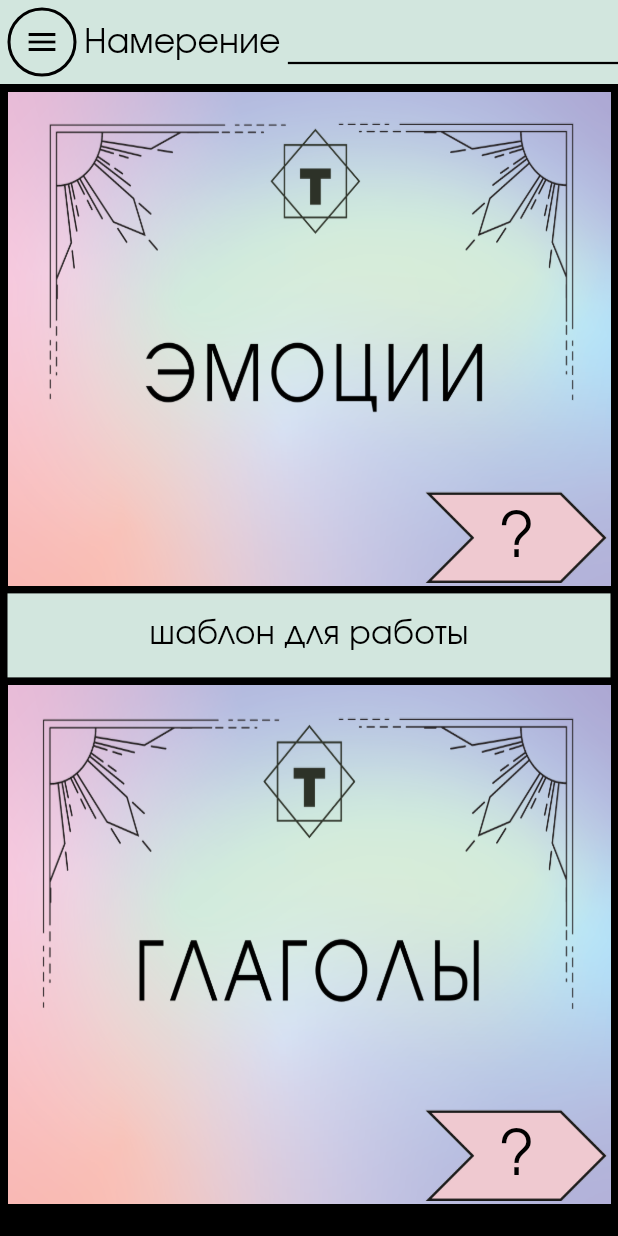
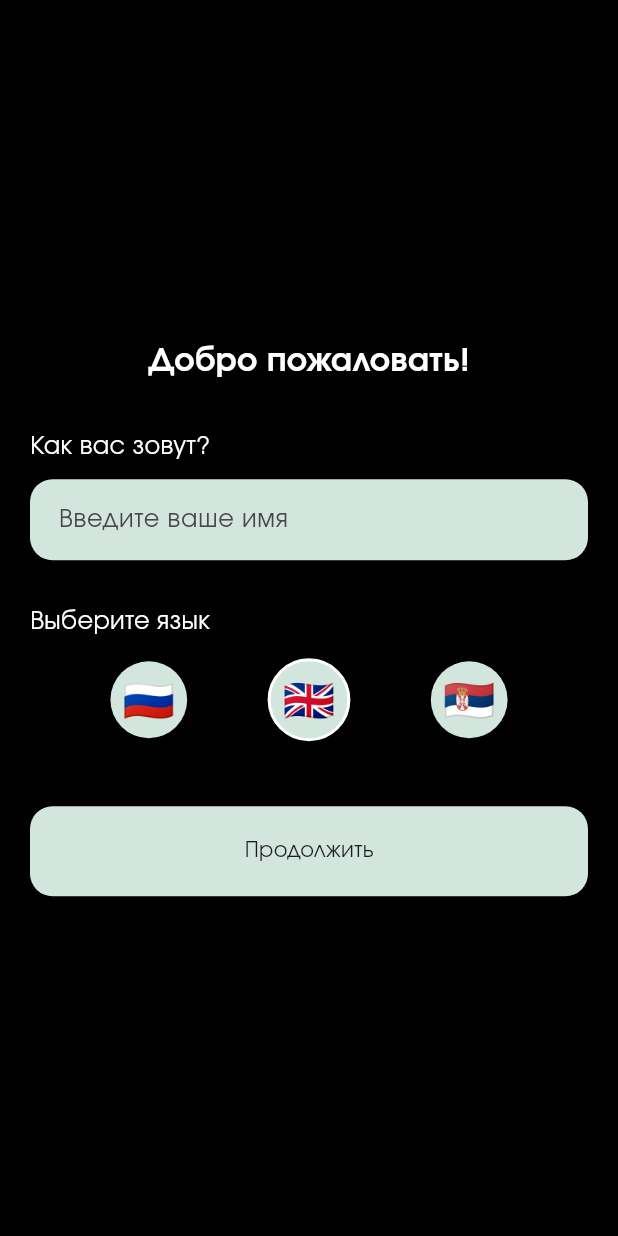
Before and after one commit to natalia-burlakova/metacards, a Flutter app: the screen it shows after launch, on a phone screen of 412 x 824 dp. Run offline on Flutter 3.47's test engine with Material 3 defaults, Android fonts, the phone set to English and light mode, and no system bars; our stand-ins replace copy_with_extension, flutter_secure_storage, freezed_annotation, go_router; accounts and stored records are empty.

Commit message:
Add onboarding welcome flow and replace settings page with inline language selector
Stores the user's name from onboarding and locale in secure storage, restoring
them on app start, and lets users switch language directly from the menu
drawer via flag icons instead of a separate settings page.

```diff
--- a/lib/data/constants.dart
+++ b/lib/data/constants.dart
@@ -16,8 +16,8 @@ import 'package:metacards/menu/pages/about_emotions.dart';
 import 'package:metacards/menu/pages/about_school.dart';
 import 'package:metacards/menu/pages/contacts.dart';
 import 'package:metacards/menu/pages/donate.dart';
-import 'package:metacards/menu/pages/settings.dart';
 import 'package:metacards/menu/pages/work_list.dart';
+import 'package:metacards/onboarding/welcome_page.dart';
 import 'package:metacards/work/intention_add.dart';
 import 'package:metacards/work/work_template.dart';
 import 'models/app_user.dart';
@@ -36,6 +36,7 @@ class AppData extends ChangeNotifier {
 
   AppUser? appUser;
   MetaCards? metacards;
+  String? userName;
 
   final UsualWorkMethods usualWorkMethods = UsualWorkMethods();
   final CreativeWorkMethods creativeWorkMethods = CreativeWorkMethods();
@@ -92,6 +93,18 @@ class AppData extends ChangeNotifier {
     _updateController.add(true);
   }
 
+  Future<void> saveUserProfile(
+    BuildContext context,
+    String name,
+    String languageCode,
+  ) async {
+    userName = name;
+    await storage.write(key: 'user_name', value: name);
+    if (!context.mounted) return;
+    await setLocale(context, languageCode);
+    hasUserProfile = true;
+  }
+
   void creativeModeTurnOn() {
     final work = CreativeWork(
       emotions: [
@@ -121,6 +134,7 @@ class AppData extends ChangeNotifier {
 
 const storage = FlutterSecureStorage();
 bool isFirstStart = true;
+bool hasUserProfile = false;
 
 class AssetPaths {
   AssetPaths._();
@@ -139,7 +153,21 @@ class AssetPaths {
 }
 
 final GoRouter router = GoRouter(
+  redirect: (BuildContext context, GoRouterState state) {
+    if (!hasUserProfile && state.uri.path != '/welcome') {
+      return '/welcome';
+    }
+    return null;
+  },
   routes: <RouteBase>[
+    GoRoute(
+      path: '/welcome',
+      builder: (BuildContext context, GoRouterState state) =>
+          const ScreenAdaptation(
+            designSize: Size(375, 812),
+            child: WelcomePage(),
+          ),
+    ),
     GoRoute(
       path: '/',
       builder: (BuildContext context, GoRouterState state) =>
@@ -183,11 +211,6 @@ final GoRouter router = GoRouter(
           builder: (BuildContext context, GoRouterState state) =>
               const Contacts(),
         ),
-        GoRoute(
-          path: 'settings',
-          builder: (BuildContext context, GoRouterState state) =>
-              const Settings(),
-        ),
       ],
     ),
   ],
--- /dev/null
+++ b/lib/general/ui/language_flag_selector.dart
@@ -0,0 +1,75 @@
+import 'package:flutter/material.dart';
+import 'package:metacards/data/constants.dart' as cnst;
+import 'package:metacards/general/const/app_colors.dart';
+import 'package:metacards/general/utils/screen_adapt.dart';
+import 'package:metacards/l10n/app_localizations.dart';
+
+String languageFlag(String code) {
+  switch (code) {
+    case 'en':
+      return '🇬🇧';
+    case 'sr':
+      return '🇷🇸';
+    case 'ru':
+    default:
+      return '🇷🇺';
+  }
+}
+
+String languageLabel(AppLocalizations l10n, String code) {
+  switch (code) {
+    case 'en':
+      return l10n.settingsLanguageEnglish;
+    case 'sr':
+      return l10n.settingsLanguageSerbian;
+    case 'ru':
+    default:
+      return l10n.settingsLanguageRussian;
+  }
+}
+
+class LanguageFlagSelector extends StatelessWidget {
+  final String selectedCode;
+  final void Function(String code) onSelect;
+
+  const LanguageFlagSelector({
+    super.key,
+    required this.selectedCode,
+    required this.onSelect,
+  });
+
+  @override
+  Widget build(BuildContext context) {
+    final l10n = AppLocalizations.of(context)!;
+    return Row(
+      mainAxisAlignment: MainAxisAlignment.spaceEvenly,
+      children: cnst.AppData.supportedDataLocales.map((code) {
+        final isSelected = code == selectedCode;
+        return Tooltip(
+          message: languageLabel(l10n, code),
+          child: InkWell(
+            borderRadius: BorderRadius.circular(30.0.a),
+            onTap: () {
+              if (code == selectedCode) return;
+              onSelect(code);
+            },
+            child: Container(
+              padding: EdgeInsets.all(8.0.a),
+              decoration: BoxDecoration(
+                shape: BoxShape.circle,
+                color: AppColor.buttonColor,
+                border: isSelected
+                    ? Border.all(color: Colors.white, width: 2.0)
+                    : null,
+              ),
+              child: Text(
+                languageFlag(code),
+                style: TextStyle(fontSize: 28.0.a),
+              ),
+            ),
+          ),
+        );
+      }).toList(),
+    );
+  }
+}
--- a/lib/l10n/app_localizations.dart
+++ b/lib/l10n/app_localizations.dart
@@ -459,6 +459,42 @@ abstract class AppLocalizations {
   /// In ru, this message translates to:
   /// **'Выключить творческий режим?'**
   String get creativeModeDisableConfirm;
+
+  /// No description provided for @welcomeTitle.
+  ///
+  /// In ru, this message translates to:
+  /// **'Добро пожаловать!'**
+  String get welcomeTitle;
+
+  /// No description provided for @welcomeNameLabel.
+  ///
+  /// In ru, this message translates to:
+  /// **'Как вас зовут?'**
+  String get welcomeNameLabel;
+
+  /// No description provided for @welcomeNameHint.
+  ///
+  /// In ru, this message translates to:
+  /// **'Введите ваше имя'**
+  String get welcomeNameHint;
+
+  /// No description provided for @welcomeLanguageLabel.
+  ///
+  /// In ru, this message translates to:
+  /// **'Выберите язык'**
+  String get welcomeLanguageLabel;
+
+  /// No description provided for @welcomeContinueButton.
+  ///
+  /// In ru, this message translates to:
+  /// **'Продолжить'**
+  String get welcomeContinueButton;
+
+  /// No description provided for @welcomeNameRequired.
+  ///
+  /// In ru, this message translates to:
+  /// **'Пожалуйста, введите ваше имя'**
+  String get welcomeNameRequired;
 }
 
 class _AppLocalizationsDelegate
--- a/lib/l10n/app_localizations_ru.dart
+++ b/lib/l10n/app_localizations_ru.dart
@@ -205,4 +205,22 @@ class AppLocalizationsRu extends AppLocalizations {
 
   @override
   String get creativeModeDisableConfirm => 'Выключить творческий режим?';
+
+  @override
+  String get welcomeTitle => 'Добро пожаловать!';
+
+  @override
+  String get welcomeNameLabel => 'Как вас зовут?';
+
+  @override
+  String get welcomeNameHint => 'Введите ваше имя';
+
+  @override
+  String get welcomeLanguageLabel => 'Выберите язык';
+
+  @override
+  String get welcomeContinueButton => 'Продолжить';
+
+  @override
+  String get welcomeNameRequired => 'Пожалуйста, введите ваше имя';
 }
--- a/lib/l10n/app_ru.arb
+++ b/lib/l10n/app_ru.arb
@@ -87,5 +87,12 @@
       "intention": { "type": "String" }
     }
   },
-  "creativeModeDisableConfirm": "Выключить творческий режим?"
+  "creativeModeDisableConfirm": "Выключить творческий режим?",
+
+  "welcomeTitle": "Добро пожаловать!",
+  "welcomeNameLabel": "Как вас зовут?",
+  "welcomeNameHint": "Введите ваше имя",
+  "welcomeLanguageLabel": "Выберите язык",
+  "welcomeContinueButton": "Продолжить",
+  "welcomeNameRequired": "Пожалуйста, введите ваше имя"
 }
--- /dev/null
+++ b/lib/onboarding/welcome_page.dart
@@ -0,0 +1,129 @@
+import 'package:flutter/material.dart';
+import 'package:go_router/go_router.dart';
+import 'package:metacards/data/constants.dart' as cnst;
+import 'package:metacards/general/const/app_colors.dart';
+import 'package:metacards/general/const/app_text_styles.dart';
+import 'package:metacards/general/ui/button.dart';
+import 'package:metacards/general/ui/language_flag_selector.dart';
+import 'package:metacards/general/utils/screen_adapt.dart';
+import 'package:metacards/l10n/app_localizations.dart';
+
+class WelcomePage extends StatefulWidget {
+  const WelcomePage({super.key});
+
+  @override
+  State<WelcomePage> createState() => _WelcomePageState();
+}
+
+class _WelcomePageState extends State<WelcomePage> {
+  final TextEditingController _nameController = TextEditingController();
+  late String _selectedCode;
+  String? _errorText;
+
+  @override
+  void initState() {
+    super.initState();
+    final deviceCode =
+        WidgetsBinding.instance.platformDispatcher.locale.languageCode;
+    _selectedCode = cnst.AppData.supportedDataLocales.contains(deviceCode)
+        ? deviceCode
+        : cnst.AppData.defaultLocale;
+  }
+
+  @override
+  void dispose() {
+    _nameController.dispose();
+    super.dispose();
+  }
+
+  Future<void> _onContinue() async {
+    final name = _nameController.text.trim();
+    final l10n = AppLocalizations.of(context)!;
+    if (name.isEmpty) {
+      setState(() {
+        _errorText = l10n.welcomeNameRequired;
+      });
+      return;
+    }
+    final navigator = GoRouter.of(context);
+    await cnst.AppInitializer.appData
+        .saveUserProfile(context, name, _selectedCode);
+    navigator.go('/');
+  }
+
+  @override
+  Widget build(BuildContext context) {
+    final l10n = AppLocalizations.of(context)!;
+    return Scaffold(
+      backgroundColor: AppColor.backgroundColor,
+      body: SafeArea(
+        child: Padding(
+          padding: EdgeInsets.symmetric(horizontal: 20.0.a),
+          child: Column(
+            mainAxisAlignment: MainAxisAlignment.center,
+            crossAxisAlignment: CrossAxisAlignment.stretch,
+            children: [
+              Text(
+                l10n.welcomeTitle,
+                textAlign: TextAlign.center,
+                style: AppTextStyles.bold21.copyWith(color: Colors.white),
+              ),
+              SizedBox(height: 30.0.a),
+              Text(
+                l10n.welcomeNameLabel,
+                style: AppTextStyles.normal16.copyWith(color: Colors.white),
+              ),
+              SizedBox(height: 10.0.a),
+              TextField(
+                controller: _nameController,
+                style: AppTextStyles.normal16,
+                textCapitalization: TextCapitalization.words,
+                onChanged: (_) {
+                  if (_errorText != null) {
+                    setState(() {
+                      _errorText = null;
+                    });
+                  }
+                },
+                decoration: InputDecoration(
+                  filled: true,
+                  fillColor: AppColor.buttonColor,
+                  hintText: l10n.welcomeNameHint,
+                  errorText: _errorText,
+                  contentPadding: EdgeInsets.symmetric(
+                    horizontal: 15.0.a,
+                    vertical: 15.0.a,
+                  ),
+                  border: OutlineInputBorder(
+                    borderRadius: cnst.borderRadius15,
+                    borderSide: BorderSide.none,
+                  ),
+                ),
+              ),
+              SizedBox(height: 30.0.a),
+              Text(
+                l10n.welcomeLanguageLabel,
+                style: AppTextStyles.normal16.copyWith(color: Colors.white),
+              ),
+              SizedBox(height: 10.0.a),
+              LanguageFlagSelector(
+                selectedCode: _selectedCode,
+                onSelect: (code) {
+                  setState(() {
+                    _selectedCode = code;
+                  });
+                },
+              ),
+              SizedBox(height: 40.0.a),
+              Button(
+                label: l10n.welcomeContinueButton,
+                color: AppColor.buttonColor,
+                onTap: _onContinue,
+              ),
+            ],
+          ),
+        ),
+      ),
+    );
+  }
+}
```
Also changed, not shown: lib/l10n/app_en.arb (+8 -1 lines), lib/l10n/app_localizations_en.dart (+18 -0 lines), lib/l10n/app_localizations_sr.dart (+18 -0 lines), lib/l10n/app_sr.arb (+8 -1 lines), lib/main.dart (+7 -0 lines), lib/menu/menu_drawer.dart (+15 -5 lines), lib/menu/pages/settings.dart (deleted, +0 -80 lines), 2 other files.
